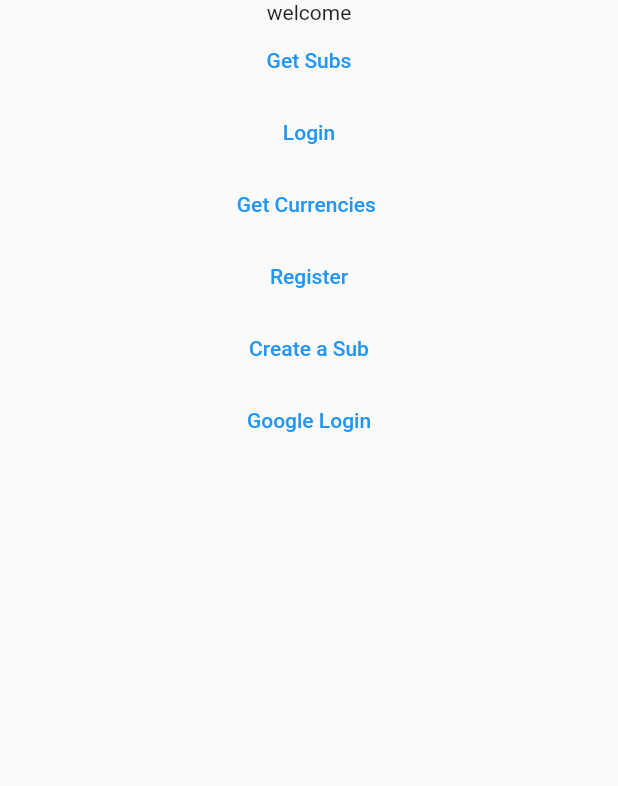
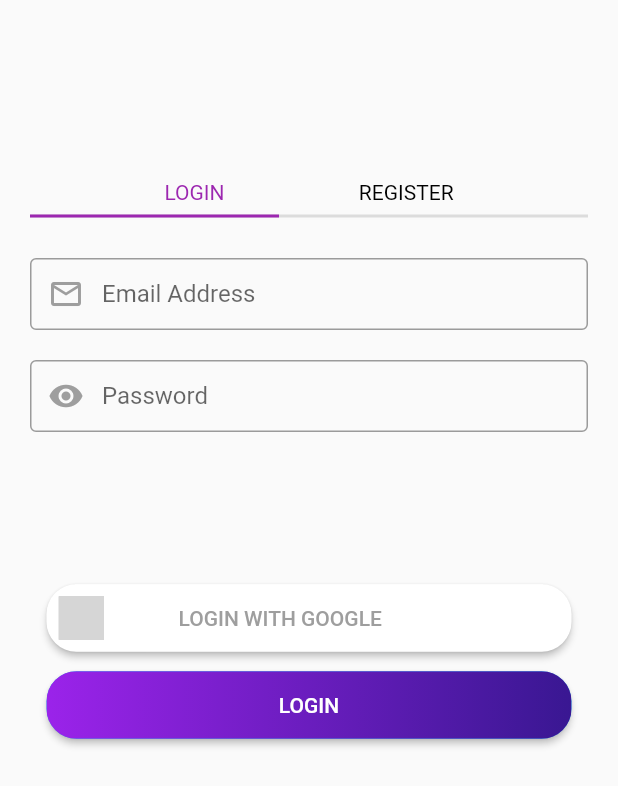
Before and after one commit to Giacomopanattoni/subscription-manager, a Flutter app: the screen it shows after launch, on a phone screen of 412 x 824 dp. Shown: the top 786 px of the screen. Run offline on Flutter 3.47's test engine with Material 2 defaults, Android fonts, the phone set to English and light mode, and no system bars; our stand-ins replace firebase_auth, firebase_core, flutter_svg, google_sign_in, shared_preferences; accounts and stored records are empty; grey boxes are pictures that could not be loaded.

Commit message:
Removed socialLogin_screen Renamed login_screen in auth_screen Fix services auth with social

```diff
--- /dev/null
+++ b/subscription_app/lib/constants/auth.dart
@@ -0,0 +1,5 @@
+const kClientSecret = 'bVQwHIHugs8ZJl8PWVmd2taJ8297lQBW6ODrJIoF';
+const kClientId = '3';
+const kGrantTypePassword = 'password';
+const kGrantTypeSocial = 'social';
+const kProviderGoogle = 'google';
--- a/subscription_app/lib/main.dart
+++ b/subscription_app/lib/main.dart
@@ -1,7 +1,7 @@
 import 'package:flutter/material.dart';
 import 'package:subscription_app/screens/socialLogin_screen.dart';
 import 'package:subscription_app/services/appSettings.dart';
-import 'screens/login_screen.dart';
+import 'screens/auth_screen.dart';
 import 'screens/home_screen.dart';
 import 'package:provider/provider.dart';
 
@@ -13,18 +13,19 @@ class MyApp extends StatelessWidget {
   // This widget is the root of your application.
   @override
   Widget build(BuildContext context) {
-    return ChangeNotifierProvider(
-      create: (context) => AppSettings(),
+    return MultiProvider(
+      providers: [
+        ChangeNotifierProvider<AppSettings>(create: (context) => AppSettings()),
+      ],
       child: MaterialApp(
         title: 'Flutter Demo',
         initialRoute: '/',
         routes: {
-          SocialLoginScreen.id: (context) => SocialLoginScreen(),
-          LoginScreen.id: (context) => LoginScreen(),
+          AuthScreen.id: (context) => AuthScreen(),
           HomeScreen.id: (context) => HomeScreen(),
         },
         theme: ThemeData(),
-        home: HomeScreen(),
+        home:AuthScreen(),
       ),
     );
   }
--- /dev/null
+++ b/subscription_app/lib/screens/auth_screen.dart
@@ -0,0 +1,102 @@
+import 'package:flutter/cupertino.dart';
+import 'package:flutter/material.dart';
+import 'package:subscription_app/widgets/loginWidget.dart';
+import 'package:subscription_app/widgets/registerWidget.dart';
+import 'package:subscription_app/constants/style.dart';
+
+class AuthScreen extends StatefulWidget {
+  static const String id = 'auth_screen';
+
+  @override
+  _AuthScreenState createState() => _AuthScreenState();
+}
+
+class _AuthScreenState extends State<AuthScreen> {
+  Color dividerLoginColor;
+  Color dividerRegisterColor;
+  bool isLogin;
+  Color colorRegText;
+  Color colorLogText;
+
+  void switchLogReg(bool screenState) {
+    setState(() {
+      isLogin = screenState;
+      dividerLoginColor = isLogin ? kColorPrimary : Colors.transparent;
+      dividerRegisterColor = isLogin ? Colors.transparent : kColorPrimary;
+      colorLogText = isLogin ? kColorPrimary : kTextColorDark;
+      colorRegText = isLogin ? kTextColorDark : kColorPrimary;
+    });
+  }
+
+  @override
+  void initState() {
+    switchLogReg(true);
+    super.initState();
+  }
+
+  @override
+  Widget build(BuildContext context) {
+    return Scaffold(
+      body: SingleChildScrollView(
+        child: SafeArea(
+          child: Padding(
+            padding: const EdgeInsets.all(20.0),
+            child: Column(
+              children: <Widget>[
+                Column(
+                  children: <Widget>[
+                    SizedBox(
+                      height: 100,
+                    ),
+                    Row(
+                      mainAxisAlignment: MainAxisAlignment.spaceEvenly,
+                      children: <Widget>[
+                        GestureDetector(
+                          onTap: () {
+                            switchLogReg(true);
+                          },
+                          child: Text(
+                            'LOGIN',
+                            style: TextStyle(color: colorLogText),
+                          ),
+                        ),
+                        GestureDetector(
+                          onTap: () {
+                            switchLogReg(false);
+                          },
+                          child: Text(
+                            'REGISTER',
+                            style: TextStyle(color: colorRegText),
+                          ),
+                        ),
+                      ],
+                    ),
+                    Stack(
+                      children: <Widget>[
+                        Divider(thickness: 2),
+                        Divider(
+                          thickness: 2,
+                          endIndent: MediaQuery.of(context).size.width / 2,
+                          color: dividerLoginColor,
+                        ),
+                        Divider(
+                          thickness: 2,
+                          indent: MediaQuery.of(context).size.width / 2,
+                          color: dividerRegisterColor,
+                        )
+                      ],
+                    ),
+                    SizedBox(
+                      height: 20,
+                    ),
+                    isLogin ? LoginWidget() : RegisterWidget(),
+                  ],
+                ),
+              ],
+            ),
+          ),
+        ),
+      ),
+    );
+  }
+}
--- /dev/null
+++ b/subscription_app/lib/widgets/loginWidget.dart
@@ -0,0 +1,114 @@
+import 'package:flutter/material.dart';
+import 'package:subscription_app/widgets/textFormFieldCustom.dart';
+import 'package:subscription_app/widgets/socialButtonCustom.dart';
+import 'package:subscription_app/widgets/elevatedButtonCutom.dart';
+import 'package:subscription_app/services/authentication.dart';
+import 'package:subscription_app/screens/home_screen.dart';
+import 'package:subscription_app/constants/auth.dart';
+
+class LoginWidget extends StatefulWidget {
+  @override
+  _LoginWidgetState createState() => _LoginWidgetState();
+}
+
+class _LoginWidgetState extends State<LoginWidget> {
+  final formKey = GlobalKey<FormState>();
+  final emailLoginController = TextEditingController();
+  final passwordLoginController = TextEditingController();
+
+  void doLogin() async {
+    String email = emailLoginController.text;
+    String password = passwordLoginController.text;
+
+    if (formKey.currentState.validate()) {
+      dynamic params = {
+        'username': email,
+        'password': password,
+        'client_secret': kClientSecret,
+        'client_id': kClientId,
+        'grant_type': kGrantTypePassword,
+      };
+      final auth = Authentication();
+      bool isLoginOk = await auth.login(params);
+      print('isLoginOk');
+      print(isLoginOk);
+
+      if (isLoginOk) {
+        Navigator.pushReplacementNamed(context, HomeScreen.id);
+      }
+    }
+  }
+
+  void doLoginWithGoogle() async {
+    String googleToken = await Authentication.signInWithGoogle();
+    print('googleToken');
+    print(googleToken);
+    dynamic params = {
+      'client_id': kClientId,
+      'client_secret': kClientSecret,
+      'provider': kProviderGoogle,
+      'grant_type': kGrantTypeSocial,
+      'access_token': googleToken
+    };
+    final auth = Authentication();
+    bool isLoginOk = await auth.login(params);
+    print('isLoginOk');
+    print(isLoginOk);
+
+    if (isLoginOk) {
+      Navigator.pushReplacementNamed(context, HomeScreen.id);
+    }
+  }
+
+  @override
+  void dispose() {
+    emailLoginController.dispose();
+    passwordLoginController.dispose();
+    super.dispose();
+  }
+
+  @override
+  Widget build(BuildContext context) {
+    final loginButtons = Column(
+      children: <Widget>[
+        SocialButtonCustom(
+            textButton: 'LOGIN WITH GOOGLE',
+            svgIconPath: 'images/googleicon.svg',
+            onPress: () {
+              doLoginWithGoogle();
+            }),
+        SizedBox(
+          height: 10,
+        ),
+        ElevatedButtonCustom(textButton: 'LOGIN', onPress: doLogin)
+      ],
+    );
+
+    return Form(
+      key: formKey,
+      child: Column(
+        children: <Widget>[
+          TextFormFieldCustom(
+            hintText: 'Email Address',
+            icon: Icons.email_outlined,
+            textController: emailLoginController,
+            obscureText: false,
+          ),
+          SizedBox(
+            height: 20,
+          ),
+          TextFormFieldCustom(
+            hintText: 'Password',
+            icon: Icons.remove_red_eye_sharp,
+            textController: passwordLoginController,
+            obscureText: true,
+          ),
+          SizedBox(
+            height: 100,
+          ),
+          loginButtons
+        ],
+      ),
+    );
+  }
+}
```
Also changed, not shown: subscription_app/lib/screens/login_screen.dart (deleted, +0 -256 lines), subscription_app/lib/screens/socialLogin_screen.dart (deleted, +0 -10 lines), subscription_app/lib/services/authentication.dart (+2 -9 lines), subscription_app/lib/widgets/registerWidget.dart (added, +161 -0 lines), subscription_app/pubspec.lock.
